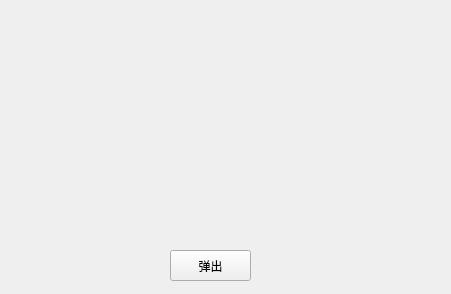
Greedysky/TTKWidgetTools, file TTKExample/Window/moveDialog/ttkmovedialogwindow.ui: the form before one commit.
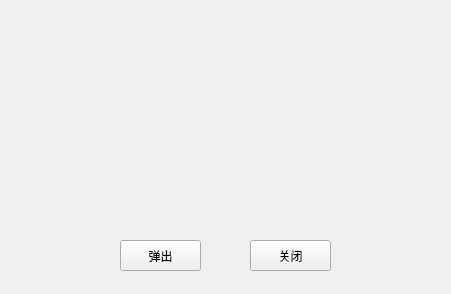
The form after the commit.

```diff
--- a/TTKExample/Window/moveDialog/ttkmovedialogwindow.ui
+++ b/TTKExample/Window/moveDialog/ttkmovedialogwindow.ui
@@ -17,8 +17,8 @@
    <widget class="QPushButton" name="pushButton">
     <property name="geometry">
      <rect>
-      <x>170</x>
-      <y>250</y>
+      <x>120</x>
+      <y>240</y>
       <width>81</width>
       <height>31</height>
      </rect>
@@ -27,6 +27,19 @@
      <string>弹出</string>
     </property>
    </widget>
+   <widget class="QPushButton" name="pushButton_2">
+    <property name="geometry">
+     <rect>
+      <x>250</x>
+      <y>240</y>
+      <width>81</width>
+      <height>31</height>
+     </rect>
+    </property>
+    <property name="text">
+     <string>关闭</string>
+    </property>
+   </widget>
   </widget>
  </widget>
  <layoutdefault spacing="6" margin="11"/>
```
